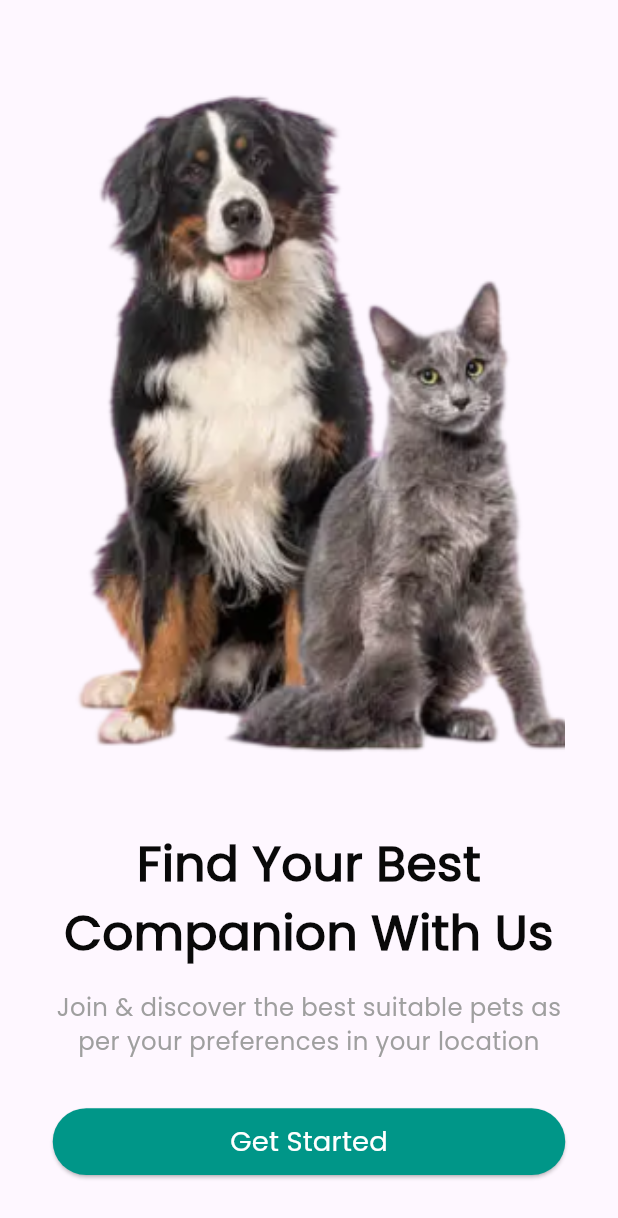
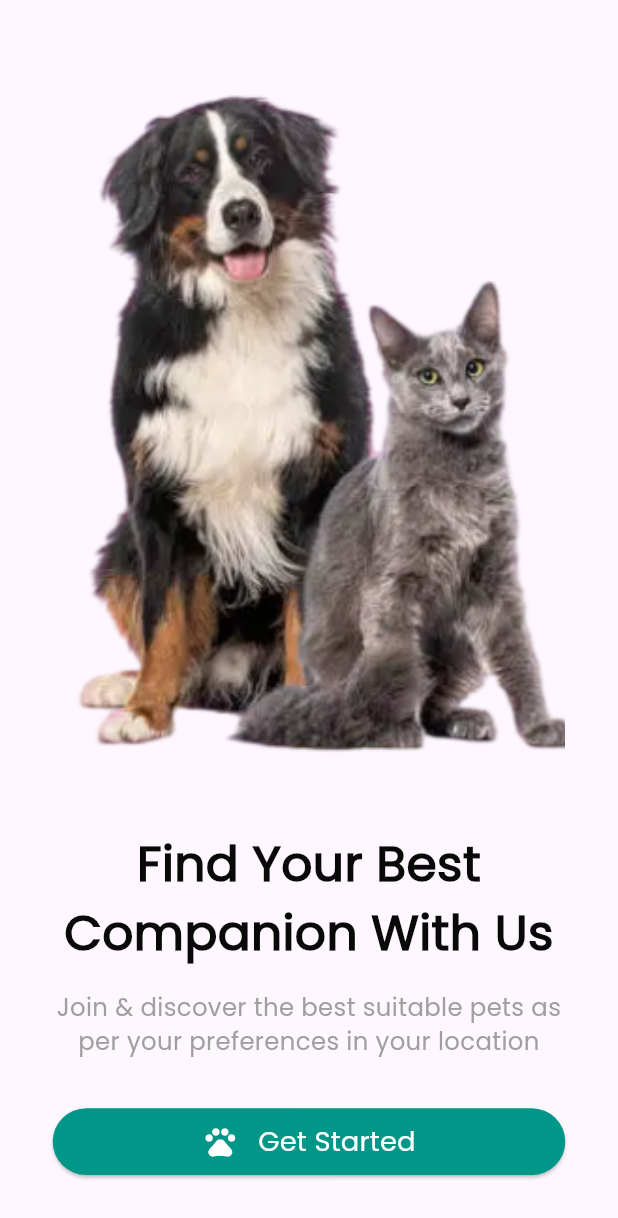
Before and after one commit to IslamAboElqasem/mentorship_week4, a Flutter app: the screen it shows after launch, on a phone screen of 412 x 824 dp. Shown: the top 1218 px of the screen. Run offline on Flutter 3.47's test engine with Material 3 defaults, Android fonts, the phone set to English and light mode, and no system bars; our stand-ins replace flutter_screenutil, flutter_svg.

Commit message:
Refactor onboarding button: replace button color and update child widget to include SVG icon and text

```diff
--- a/petfinder_app/lib/Core/theme/app_colors.dart
+++ b/petfinder_app/lib/Core/theme/app_colors.dart
@@ -1,7 +1,6 @@
 import 'package:flutter/material.dart';
 
 class AppColors {
-  static const Color buttonPink = Color(0xff44BDB6);
   static const Color dark = Color(0xff090909);
   static const Color descriptionTextColor = Color(0xff9f9f9f);
   static const Color black = Color(0xff000000);
--- a/petfinder_app/lib/Features/onboarding/presentation/onboarding_screen.dart
+++ b/petfinder_app/lib/Features/onboarding/presentation/onboarding_screen.dart
@@ -1,5 +1,7 @@
 import 'package:flutter/material.dart';
 import 'package:flutter_screenutil/flutter_screenutil.dart';
+import 'package:flutter_svg/flutter_svg.dart';
+import 'package:petfinder_app/Core/constants/svgs.dart';
 
 import 'package:petfinder_app/Core/helper/extensions.dart';
 import 'package:petfinder_app/Core/helper/spacing.dart';
@@ -44,8 +46,18 @@ class OnboardingScreen extends StatelessWidget {
                   width: double.infinity,
                   height: 44.h,
                   child: CustomButton(
-                    color: AppColors.buttonPink,
-                    title: 'Get Started',
+                    color: AppColors.tealLight,
+                    child: Row(
+                      mainAxisAlignment: MainAxisAlignment.center,
+                      children: [
+                        SvgPicture.asset(Svgs.petsIcon),
+                        horizontalSpace(12),
+                        Text(
+                          'Get Started',
+                          style: AppTextStyles.font18White500,
+                        ),
+                      ],
+                    ),
                     onTap: () {
                       context.pushReplacementNamed(Routes.homeScreen);
                     },
```
